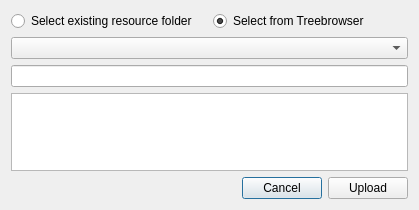
The window that Modules/XNAT/src/QmitkSelectXnatUploadDestinationDialog.ui (MITK/MITK) describes before a commit, drawn with Qt 5.
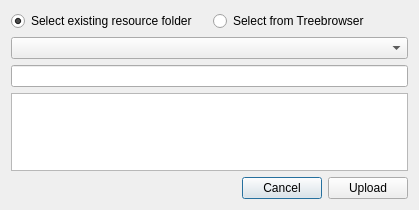
The same window after the commit.

Commit message: Fixed widget layout

What changed in the file:
```diff
--- a/Modules/XNAT/src/QmitkSelectXnatUploadDestinationDialog.ui
+++ b/Modules/XNAT/src/QmitkSelectXnatUploadDestinationDialog.ui
@@ -10,6 +10,12 @@
     <height>210</height>
    </rect>
   </property>
+  <property name="sizePolicy">
+   <sizepolicy hsizetype="Preferred" vsizetype="Preferred">
+    <horstretch>0</horstretch>
+    <verstretch>0</verstretch>
+   </sizepolicy>
+  </property>
   <property name="windowTitle">
    <string>Dialog</string>
   </property>
@@ -22,7 +28,7 @@
         <string>Select existing resource folder</string>
        </property>
        <property name="checked">
-        <bool>false</bool>
+        <bool>true</bool>
        </property>
        <attribute name="buttonGroup">
         <string notr="true">buttonGroup</string>
@@ -35,7 +41,7 @@
         <string>Select from Treebrowser</string>
        </property>
        <property name="checked">
-        <bool>true</bool>
+        <bool>false</bool>
        </property>
        <attribute name="buttonGroup">
         <string notr="true">buttonGroup</string>
```
